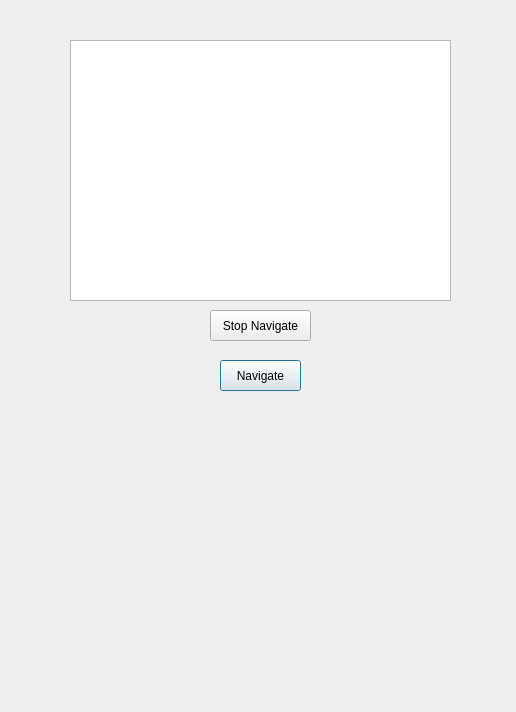
First picture: the form in PythonClient/detection/nav_gui.ui, repository monkeyboyfr3sh/AirSim, before the edit.
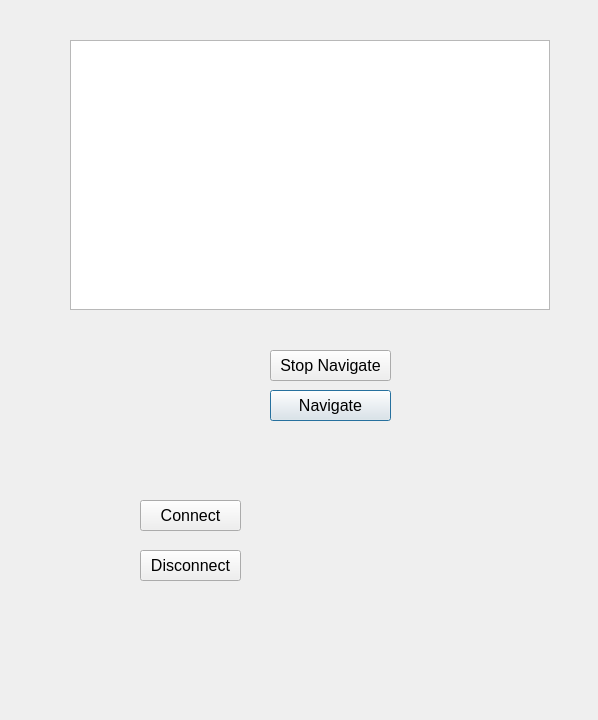
Second picture: the form after the edit.

Patch:
```diff
--- a/PythonClient/detection/nav_gui.ui
+++ b/PythonClient/detection/nav_gui.ui
@@ -6,8 +6,8 @@
    <rect>
     <x>0</x>
     <y>0</y>
-    <width>516</width>
-    <height>712</height>
+    <width>598</width>
+    <height>720</height>
    </rect>
   </property>
   <property name="windowTitle">
@@ -16,12 +16,17 @@
   <widget class="QPushButton" name="navigate_button">
    <property name="geometry">
     <rect>
-     <x>220</x>
-     <y>360</y>
-     <width>81</width>
+     <x>270</x>
+     <y>390</y>
+     <width>121</width>
      <height>31</height>
     </rect>
    </property>
+   <property name="font">
+    <font>
+     <pointsize>12</pointsize>
+    </font>
+   </property>
    <property name="text">
     <string>Navigate</string>
    </property>
@@ -29,12 +34,17 @@
   <widget class="QPushButton" name="stop_navigate_button">
    <property name="geometry">
     <rect>
-     <x>210</x>
-     <y>310</y>
-     <width>101</width>
+     <x>270</x>
+     <y>350</y>
+     <width>121</width>
      <height>31</height>
     </rect>
    </property>
+   <property name="font">
+    <font>
+     <pointsize>12</pointsize>
+    </font>
+   </property>
    <property name="text">
     <string>Stop Navigate</string>
    </property>
@@ -44,9 +54,50 @@
     <rect>
      <x>70</x>
      <y>40</y>
-     <width>381</width>
-     <height>261</height>
+     <width>480</width>
+     <height>270</height>
     </rect>
+   </property>
+   <property name="font">
+    <font>
+     <pointsize>12</pointsize>
+    </font>
+   </property>
+  </widget>
+  <widget class="QPushButton" name="airsimConnect_button">
+   <property name="geometry">
+    <rect>
+     <x>140</x>
+     <y>500</y>
+     <width>101</width>
+     <height>31</height>
+    </rect>
+   </property>
+   <property name="font">
+    <font>
+     <pointsize>12</pointsize>
+    </font>
+   </property>
+   <property name="text">
+    <string>Connect</string>
+   </property>
+  </widget>
+  <widget class="QPushButton" name="airsimDisconnect_button">
+   <property name="geometry">
+    <rect>
+     <x>140</x>
+     <y>550</y>
+     <width>101</width>
+     <height>31</height>
+    </rect>
+   </property>
+   <property name="font">
+    <font>
+     <pointsize>12</pointsize>
+    </font>
+   </property>
+   <property name="text">
+    <string>Disconnect</string>
    </property>
   </widget>
  </widget>
```
